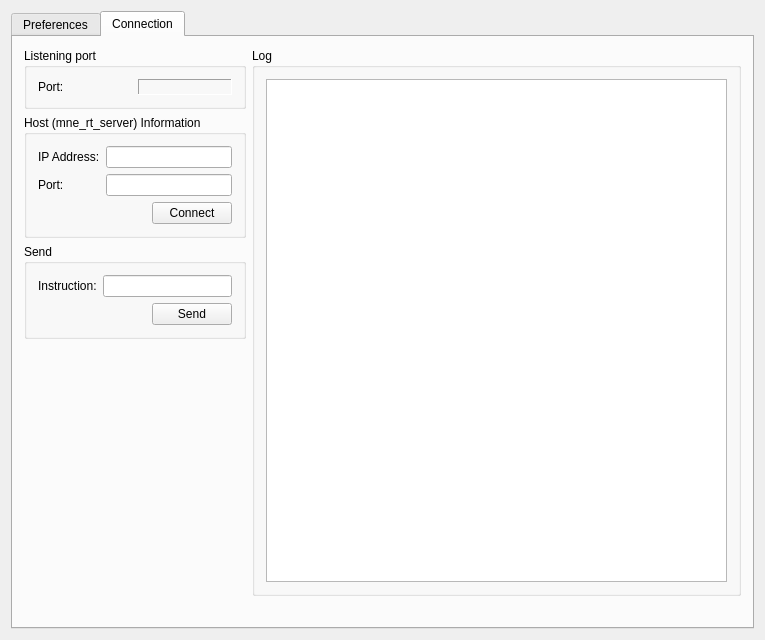
This is mne_x/plugins/rtserver/FormFiles/rtserversetup.ui in mne-tools/mne-cpp as Qt 5 draws it before an edit. The edited form follows.
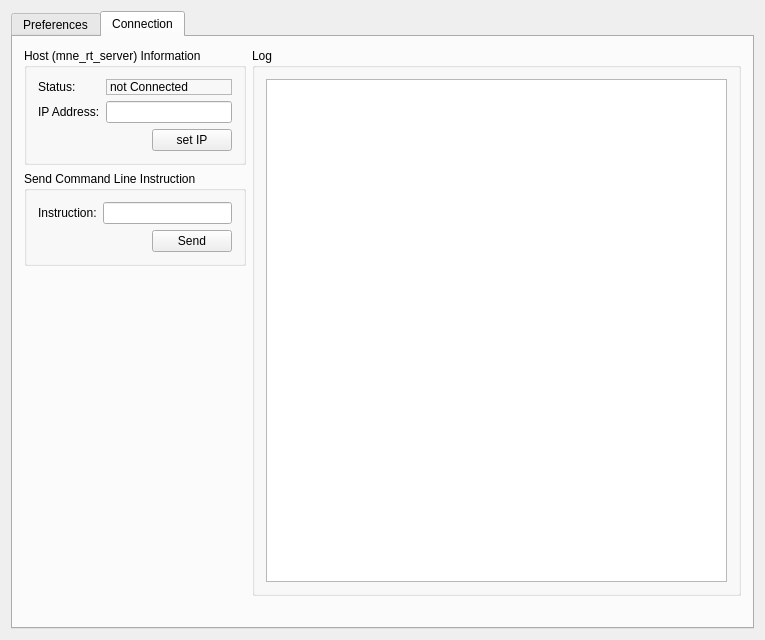
This is the edited form.

Commit message: mne-rt-server connection setup tab

```diff
--- a/mne_x/plugins/rtserver/FormFiles/rtserversetup.ui
+++ b/mne_x/plugins/rtserver/FormFiles/rtserversetup.ui
@@ -330,103 +330,10 @@
       <layout class="QVBoxLayout" name="verticalLayout_3">
        <item>
         <layout class="QGridLayout" name="gridLayout_3">
-         <item row="0" column="0">
-          <widget class="QGroupBox" name="m_qGroupBox_rtprocPort">
-           <property name="title">
-            <string>Listening port</string>
-           </property>
-           <layout class="QGridLayout" name="gridLayout_7">
-            <item row="0" column="0">
-             <widget class="QLabel" name="label_5">
-              <property name="text">
-               <string>Port:</string>
-              </property>
-             </widget>
-            </item>
-            <item row="0" column="1">
-             <widget class="QLabel" name="m_qLabel_rtprocPort">
-              <property name="frameShape">
-               <enum>QFrame::Panel</enum>
-              </property>
-              <property name="frameShadow">
-               <enum>QFrame::Sunken</enum>
-              </property>
-              <property name="text">
-               <string/>
-              </property>
-             </widget>
-            </item>
-           </layout>
-          </widget>
-         </item>
-         <item row="0" column="1" rowspan="4">
-          <widget class="QGroupBox" name="m_qGroupBox_log">
-           <property name="title">
-            <string>Log</string>
-           </property>
-           <layout class="QGridLayout" name="gridLayout_4">
-            <item row="0" column="0" rowspan="2">
-             <widget class="QTextBrowser" name="m_qTextBrowser_ServerMessage"/>
-            </item>
-           </layout>
-          </widget>
-         </item>
-         <item row="1" column="0">
-          <widget class="QGroupBox" name="groupBox">
-           <property name="title">
-            <string>Host (mne_rt_server) Information</string>
-           </property>
-           <layout class="QGridLayout" name="gridLayout_5">
-            <item row="0" column="0">
-             <widget class="QLabel" name="label_2">
-              <property name="text">
-               <string>IP Address:</string>
-              </property>
-             </widget>
-            </item>
-            <item row="1" column="0">
-             <widget class="QLabel" name="label_3">
-              <property name="text">
-               <string>Port:</string>
-              </property>
-             </widget>
-            </item>
-            <item row="0" column="1" colspan="2">
-             <widget class="QLineEdit" name="m_qLineEdit_IP"/>
-            </item>
-            <item row="2" column="2">
-             <widget class="QPushButton" name="m_qPushButton_Connect">
-              <property name="text">
-               <string>Connect</string>
-              </property>
-             </widget>
-            </item>
-            <item row="1" column="1" colspan="2">
-             <widget class="QLineEdit" name="m_qLineEdit_Port"/>
-            </item>
-            <item row="2" column="1">
-             <spacer name="horizontalSpacer">
-              <property name="orientation">
-               <enum>Qt::Horizontal</enum>
-              </property>
-              <property name="sizeType">
-               <enum>QSizePolicy::Fixed</enum>
-              </property>
-              <property name="sizeHint" stdset="0">
-               <size>
-                <width>40</width>
-                <height>20</height>
-               </size>
-              </property>
-             </spacer>
-            </item>
-           </layout>
-          </widget>
-         </item>
          <item row="2" column="0">
           <widget class="QGroupBox" name="m_qGroupBox_Send">
            <property name="title">
-            <string>Send</string>
+            <string>Send Command Line Instruction</string>
            </property>
            <layout class="QGridLayout" name="gridLayout_6">
             <item row="0" column="1" colspan="2">
@@ -491,6 +398,80 @@
            </property>
           </spacer>
          </item>
+         <item row="1" column="0">
+          <widget class="QGroupBox" name="m_qGroupBox_rtServerInfo">
+           <property name="title">
+            <string>Host (mne_rt_server) Information</string>
+           </property>
+           <layout class="QGridLayout" name="gridLayout_5">
+            <item row="1" column="1" colspan="2">
+             <widget class="QLineEdit" name="m_qLineEdit_Ip"/>
+            </item>
+            <item row="2" column="2">
+             <widget class="QPushButton" name="m_qPushButton_SetIp">
+              <property name="text">
+               <string>set IP</string>
+              </property>
+             </widget>
+            </item>
+            <item row="1" column="0">
+             <widget class="QLabel" name="m_qLabel_Ip">
+              <property name="text">
+               <string>IP Address:</string>
+              </property>
+             </widget>
+            </item>
+            <item row="2" column="1">
+             <spacer name="horizontalSpacer">
+              <property name="orientation">
+               <enum>Qt::Horizontal</enum>
+              </property>
+              <property name="sizeType">
+               <enum>QSizePolicy::Fixed</enum>
+              </property>
+              <property name="sizeHint" stdset="0">
+               <size>
+                <width>40</width>
+                <height>20</height>
+               </size>
+              </property>
+             </spacer>
+            </item>
+            <item row="0" column="0">
+             <widget class="QLabel" name="m_qLabel_ConnectionStatusDescr">
+              <property name="text">
+               <string>Status:</string>
+              </property>
+             </widget>
+            </item>
+            <item row="0" column="1" colspan="2">
+             <widget class="QLabel" name="m_qLabel_ConnectionStatus">
+              <property name="frameShape">
+               <enum>QFrame::StyledPanel</enum>
+              </property>
+              <property name="frameShadow">
+               <enum>QFrame::Plain</enum>
+              </property>
+              <property name="text">
+               <string>not Connected</string>
+              </property>
+             </widget>
+            </item>
+           </layout>
+          </widget>
+         </item>
+         <item row="1" column="1" rowspan="3">
+          <widget class="QGroupBox" name="m_qGroupBox_log">
+           <property name="title">
+            <string>Log</string>
+           </property>
+           <layout class="QGridLayout" name="gridLayout_4">
+            <item row="0" column="0" rowspan="2">
+             <widget class="QTextBrowser" name="m_qTextBrowser_ServerMessage"/>
+            </item>
+           </layout>
+          </widget>
+         </item>
         </layout>
        </item>
       </layout>
```
Left out of the diff: 2 changed lines with no effect on the pictures. The commit also changes 3 other files.
